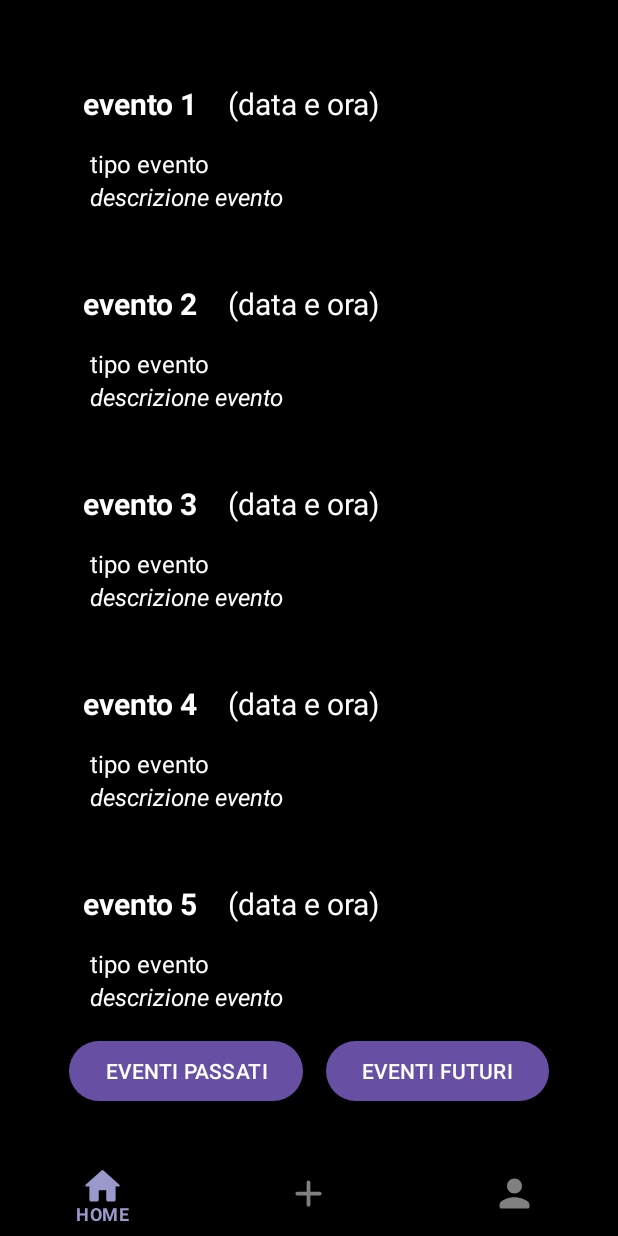
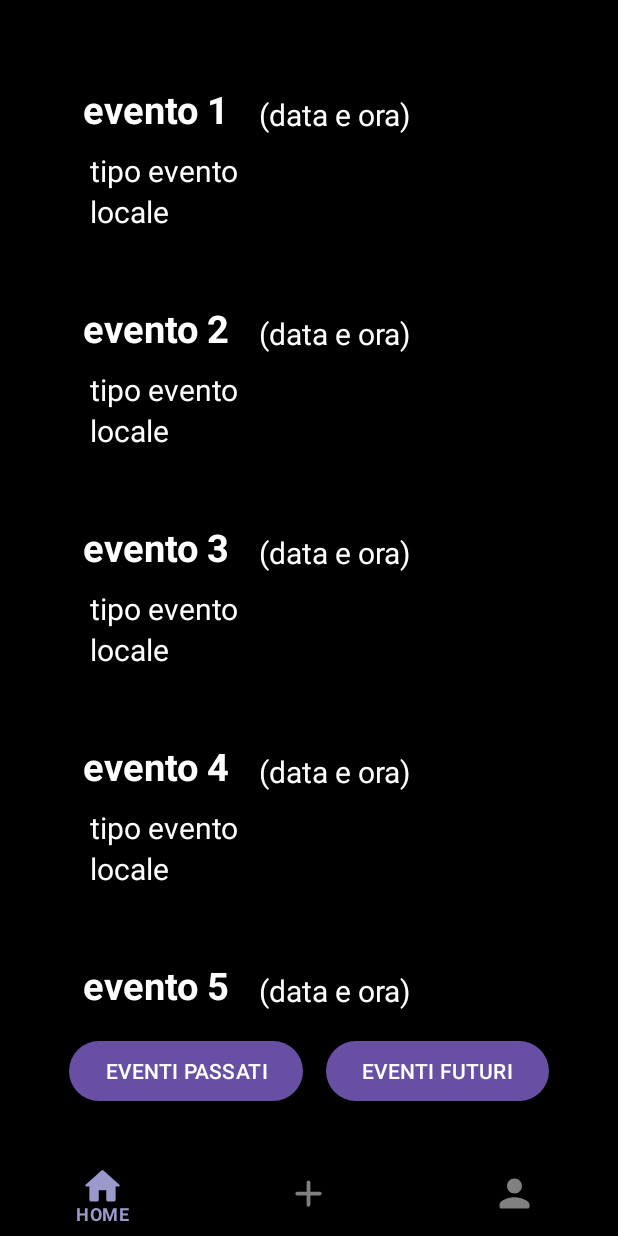
Before and after one commit to luciaburzacca/Mapty, an Android app: the LocaleHomeFragment screen opened directly, with no data from a screen before it, on a phone screen of 412 x 824 dp. Run offline under Robolectric (Android 15) with nearby library versions, the phone set to English and light mode, and no system bars; our stand-ins replace navigation-ui.

Commit message:
modifica item
modifiche agli item delle recycler view

```diff
--- a/app/src/main/res/layout/item_evento.xml
+++ b/app/src/main/res/layout/item_evento.xml
@@ -15,7 +15,7 @@
         android:layout_margin="15dp"
         android:text="Nome Evento"
         android:textColor="@color/white"
-        android:textSize="20dp"
+        android:textSize="25dp"
         android:textStyle="bold"
         app:layout_constraintStart_toStartOf="parent"
         app:layout_constraintTop_toTopOf="parent" />
@@ -35,23 +35,22 @@
         android:id="@+id/evento_tag"
         android:layout_width="0dp"
         android:layout_height="wrap_content"
-        android:layout_marginTop="15dp"
+        android:layout_marginTop="10dp"
         android:layout_marginStart="20dp"
         android:text="tipo evento"
         android:textColor="@color/white"
-        android:textSize="16dp"
+        android:textSize="20dp"
         app:layout_constraintStart_toStartOf="parent"
         app:layout_constraintTop_toBottomOf="@+id/evento_nome"/>
 
     <TextView
-        android:id="@+id/evento_descrizione"
+        android:id="@+id/evento_locale"
         android:layout_width="0dp"
         android:layout_height="wrap_content"
         android:layout_marginStart="20dp"
-        android:text="descrizione evento"
+        android:text="locale"
         android:textColor="@color/white"
-        android:textSize="16dp"
-        android:textStyle="italic"
+        android:textSize="20dp"
         app:layout_constraintStart_toStartOf="parent"
         app:layout_constraintTop_toBottomOf="@+id/evento_tag"/>
 
@@ -60,6 +59,6 @@
         android:layout_height="1dp"
         android:layout_margin="10dp"
         app:layout_constraintStart_toStartOf="parent"
-        app:layout_constraintTop_toBottomOf="@+id/evento_descrizione" />
+        app:layout_constraintTop_toBottomOf="@+id/evento_locale" />
 
 </androidx.constraintlayout.widget.ConstraintLayout>
```
Also changed, not shown: app/src/main/java/com/example/mapty/MainActivity.kt (+10 -0 lines), app/src/main/res/layout/item_locale.xml (+3 -15 lines).
